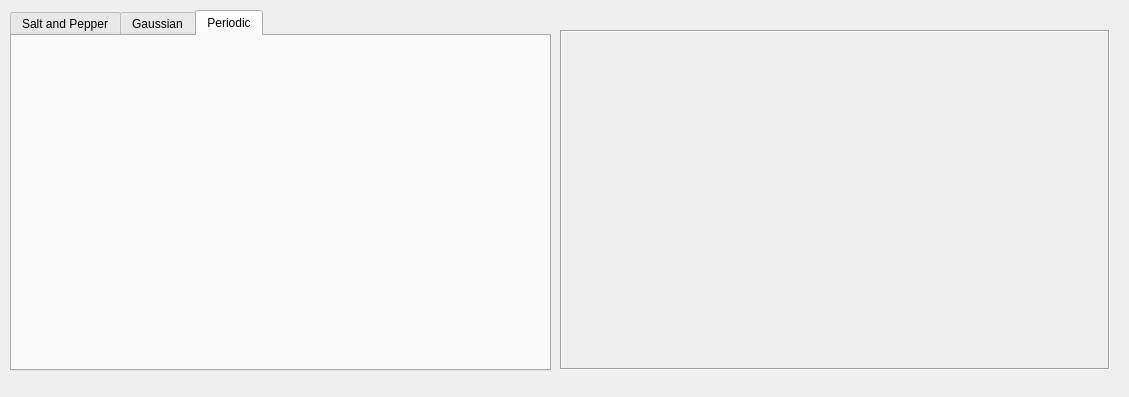
Above: gui/noiseAdd_ui.ui from atazmi/Image-Processing-GUI-ToolBox before the change. Below: the same form after it.
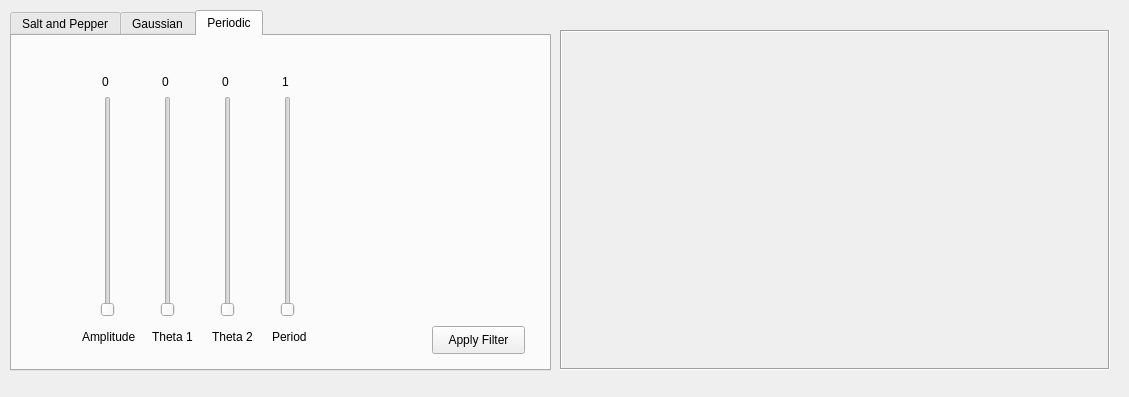
That is the form after the change. The open tabs and pages were chosen to show the change.

```diff
--- a/gui/noiseAdd_ui.ui
+++ b/gui/noiseAdd_ui.ui
@@ -308,6 +308,250 @@
     <attribute name="title">
      <string>Periodic</string>
     </attribute>
+    <widget class="QLabel" name="slider5_counter">
+     <property name="geometry">
+      <rect>
+       <x>90</x>
+       <y>30</y>
+       <width>31</width>
+       <height>31</height>
+      </rect>
+     </property>
+     <property name="text">
+      <string>0</string>
+     </property>
+     <property name="textFormat">
+      <enum>Qt::AutoText</enum>
+     </property>
+    </widget>
+    <widget class="QLabel" name="label_11">
+     <property name="geometry">
+      <rect>
+       <x>70</x>
+       <y>290</y>
+       <width>71</width>
+       <height>21</height>
+      </rect>
+     </property>
+     <property name="text">
+      <string>Amplitude</string>
+     </property>
+     <property name="textFormat">
+      <enum>Qt::AutoText</enum>
+     </property>
+    </widget>
+    <widget class="QPushButton" name="apply_button_2">
+     <property name="enabled">
+      <bool>true</bool>
+     </property>
+     <property name="geometry">
+      <rect>
+       <x>420</x>
+       <y>290</y>
+       <width>93</width>
+       <height>28</height>
+      </rect>
+     </property>
+     <property name="text">
+      <string>Apply Filter</string>
+     </property>
+    </widget>
+    <widget class="QSlider" name="slider5">
+     <property name="geometry">
+      <rect>
+       <x>80</x>
+       <y>60</y>
+       <width>31</width>
+       <height>221</height>
+      </rect>
+     </property>
+     <property name="minimum">
+      <number>0</number>
+     </property>
+     <property name="maximum">
+      <number>1000</number>
+     </property>
+     <property name="singleStep">
+      <number>1</number>
+     </property>
+     <property name="tracking">
+      <bool>true</bool>
+     </property>
+     <property name="orientation">
+      <enum>Qt::Vertical</enum>
+     </property>
+    </widget>
+    <widget class="QLabel" name="slider6_counter">
+     <property name="geometry">
+      <rect>
+       <x>150</x>
+       <y>30</y>
+       <width>31</width>
+       <height>31</height>
+      </rect>
+     </property>
+     <property name="text">
+      <string>0</string>
+     </property>
+     <property name="textFormat">
+      <enum>Qt::AutoText</enum>
+     </property>
+    </widget>
+    <widget class="QLabel" name="label_12">
+     <property name="geometry">
+      <rect>
+       <x>140</x>
+       <y>290</y>
+       <width>71</width>
+       <height>21</height>
+      </rect>
+     </property>
+     <property name="text">
+      <string>Theta 1</string>
+     </property>
+     <property name="textFormat">
+      <enum>Qt::AutoText</enum>
+     </property>
+    </widget>
+    <widget class="QSlider" name="slider6">
+     <property name="geometry">
+      <rect>
+       <x>140</x>
+       <y>60</y>
+       <width>31</width>
+       <height>221</height>
+      </rect>
+     </property>
+     <property name="minimum">
+      <number>0</number>
+     </property>
+     <property name="maximum">
+      <number>1000</number>
+     </property>
+     <property name="singleStep">
+      <number>1</number>
+     </property>
+     <property name="tracking">
+      <bool>true</bool>
+     </property>
+     <property name="orientation">
+      <enum>Qt::Vertical</enum>
+     </property>
+    </widget>
+    <widget class="QLabel" name="label_13">
+     <property name="geometry">
+      <rect>
+       <x>200</x>
+       <y>290</y>
+       <width>71</width>
+       <height>21</height>
+      </rect>
+     </property>
+     <property name="text">
+      <string>Theta 2</string>
+     </property>
+     <property name="textFormat">
+      <enum>Qt::AutoText</enum>
+     </property>
+    </widget>
+    <widget class="QSlider" name="slider7">
+     <property name="geometry">
+      <rect>
+       <x>200</x>
+       <y>60</y>
+       <width>31</width>
+       <height>221</height>
+      </rect>
+     </property>
+     <property name="minimum">
+      <number>0</number>
+     </property>
+     <property name="maximum">
+      <number>1000</number>
+     </property>
+     <property name="singleStep">
+      <number>1</number>
+     </property>
+     <property name="tracking">
+      <bool>true</bool>
+     </property>
+     <property name="orientation">
+      <enum>Qt::Vertical</enum>
+     </property>
+    </widget>
+    <widget class="QLabel" name="slider7_counter">
+     <property name="geometry">
+      <rect>
+       <x>210</x>
+       <y>30</y>
+       <width>31</width>
+       <height>31</height>
+      </rect>
+     </property>
+     <property name="text">
+      <string>0</string>
+     </property>
+     <property name="textFormat">
+      <enum>Qt::AutoText</enum>
+     </property>
+    </widget>
+    <widget class="QLabel" name="label_14">
+     <property name="geometry">
+      <rect>
+       <x>260</x>
+       <y>290</y>
+       <width>51</width>
+       <height>21</height>
+      </rect>
+     </property>
+     <property name="text">
+      <string>Period</string>
+     </property>
+     <property name="textFormat">
+      <enum>Qt::AutoText</enum>
+     </property>
+    </widget>
+    <widget class="QLabel" name="slider8_counter">
+     <property name="geometry">
+      <rect>
+       <x>270</x>
+       <y>30</y>
+       <width>31</width>
+       <height>31</height>
+      </rect>
+     </property>
+     <property name="text">
+      <string>1</string>
+     </property>
+     <property name="textFormat">
+      <enum>Qt::AutoText</enum>
+     </property>
+    </widget>
+    <widget class="QSlider" name="slider8">
+     <property name="geometry">
+      <rect>
+       <x>260</x>
+       <y>60</y>
+       <width>31</width>
+       <height>221</height>
+      </rect>
+     </property>
+     <property name="minimum">
+      <number>1</number>
+     </property>
+     <property name="maximum">
+      <number>1000</number>
+     </property>
+     <property name="singleStep">
+      <number>1</number>
+     </property>
+     <property name="tracking">
+      <bool>true</bool>
+     </property>
+     <property name="orientation">
+      <enum>Qt::Vertical</enum>
+     </property>
+    </widget>
    </widget>
   </widget>
   <widget class="QLabel" name="image_label">
```
Left out of the diff: 4 changed lines with no effect on the pictures.
